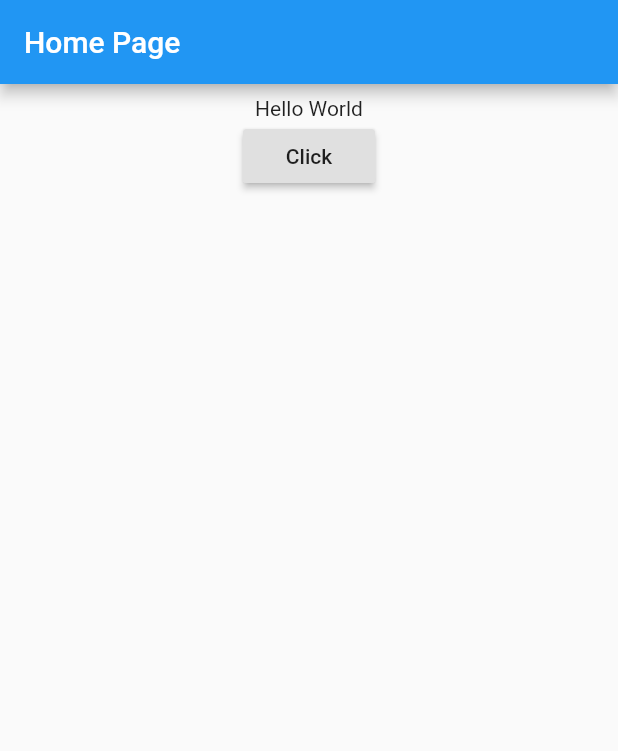
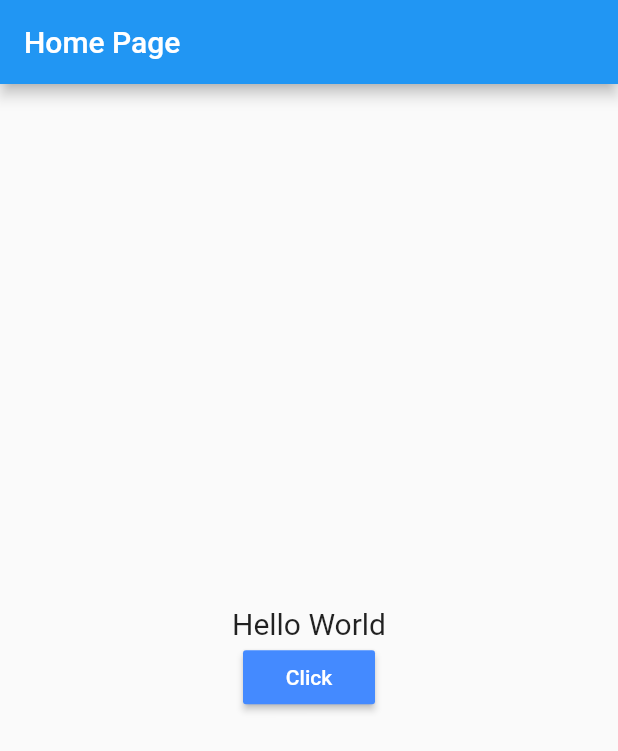
Before and after one commit to PawankumarPK/Flutter-App, a Flutter app: the screen it shows after launch, on a phone screen of 412 x 824 dp. Shown: the top 751 px of the screen. Run offline on Flutter 3.47's test engine with Material 2 defaults, Android fonts, the phone set to English and light mode, and no system bars.

Commit message:
change color and size for button text and textview

```diff
--- a/lib/main.dart
+++ b/lib/main.dart
@@ -1,4 +1,5 @@
 import 'package:flutter/material.dart';
+import 'package:flutter/rendering.dart';
 
 void main() {
   runApp(new MyApp());
@@ -38,10 +39,20 @@ class _HomePageState extends State<HomePage> {
         padding: const EdgeInsets.all(8.0),
         child: new Center(
           child: new Column(
+            mainAxisAlignment: MainAxisAlignment.center,
             children: <Widget>[
-              new Text(myText),
+              new Text(
+                myText,
+                style: new TextStyle(fontSize: 20.0),
+              ),
               new RaisedButton(
-                child: new Text("Click"),
+                child: new Text(
+                  "Click",
+                  style: new TextStyle(
+                    color: Colors.white,
+                  ),
+                ),
+                color: Colors.blueAccent,
                 onPressed: changeText,
               )
             ],
```
